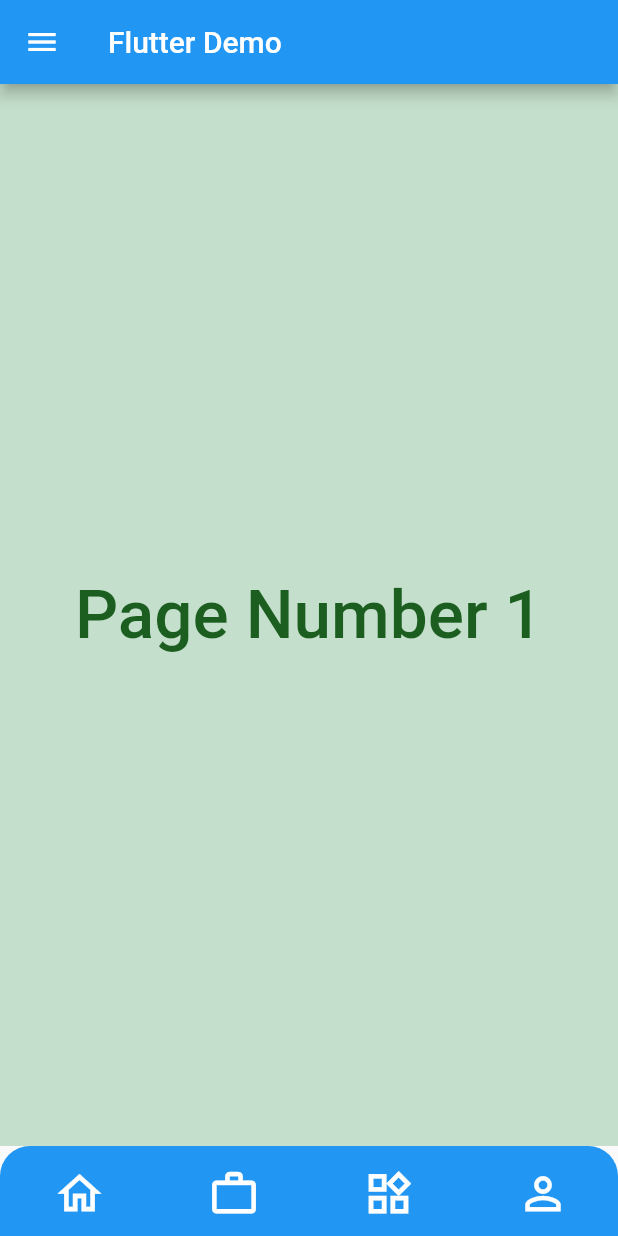
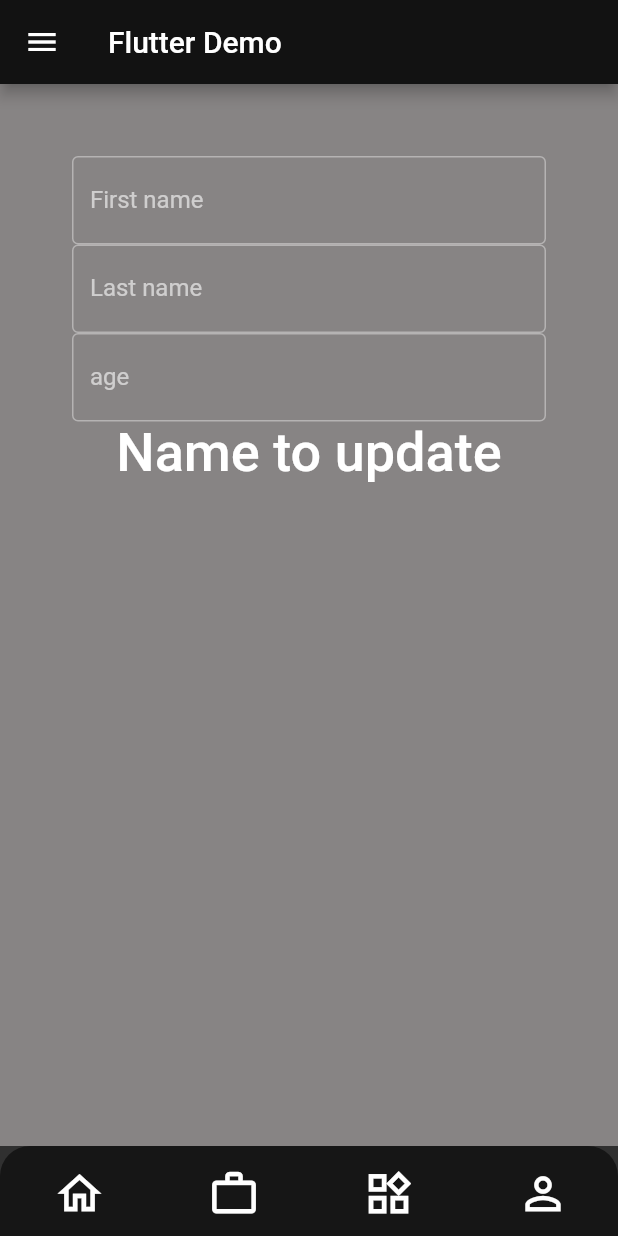
Before and after one commit to ssoumaille/flutter_example, a Flutter app: the screen it shows after launch, on a phone screen of 412 x 824 dp. Run offline on Flutter 3.47's test engine with Material 2 defaults, Android fonts, the phone set to English and light mode, and no system bars; our stand-ins replace flutter_riverpod, freezed_annotation, string_validator.

Commit message:
Use of provider and freezed. Update a person with StateNotifier

```diff
--- a/lib/main.dart
+++ b/lib/main.dart
@@ -1,28 +1,37 @@
 import 'package:flutter/material.dart';
+import 'package:flutter_riverpod/flutter_riverpod.dart';
+import 'package:string_validator/string_validator.dart';
 
-void main() {
-  runApp(const MyApp());
+import 'person.dart';
+import 'widgets_icon_button.dart';
+
+void main() async {
+  runApp(const ProviderScope(child: MyApp()));
 }
+
+final stateProvider =
+    StateNotifierProvider<PersonService, Person>((ref) => PersonService());
 
 class MyApp extends StatelessWidget {
   const MyApp({super.key});
 
   static const appTitle = 'Flutter Demo';
 
-  // This widget is the root of your application.
   @override
-  Widget build(BuildContext context) => MaterialApp(
+  Widget build(_) => MaterialApp(
           title: appTitle,
           home: const MyHomePage(title: appTitle),
-        theme: ThemeData.light(),
+          theme: ThemeData(
+            colorScheme: const ColorScheme.dark(),
+            primaryColor: Colors.black54,
+          ),
           initialRoute: '/',
           routes: <String, WidgetBuilder>{
             '/1': (context) => const Page1(),
             '/2': (context) => const Page2(),
             '/3': (context) => const Page3(),
             '/4': (context) => const Page4(),
-        }
-      );
+          });
 }
 
 class MyHomePage extends StatefulWidget {
@@ -31,35 +40,25 @@ class MyHomePage extends StatefulWidget {
   final String title;
 
   @override
-  _HomePageState createState() => _HomePageState();
+  HomePageState createState() => HomePageState();
 }
 
-class _HomePageState extends State<MyHomePage> {
+class HomePageState extends State<MyHomePage> {
   final controller = PageController();
 
   int pageIndex = 0;
 
-  final pages = const [Page1(), Page2(), Page3(), Page4(),];
+  final pages = const [Page1(), Page2(), Page3(), Page4()];
 
-  Widget _buildPageView() => PageView(
-        controller: controller,
-        children: const [
-          Page1(),
-          Page2(),
-          Page3(),
-          Page4(),
-        ],
-      );
-
-  Widget _buildDrawer() => Drawer(
+  Widget _buildDrawer(context) => Drawer(
         child: ListView(
           padding: EdgeInsets.zero,
           children: [
-            const DrawerHeader(
+            DrawerHeader(
               decoration: BoxDecoration(
-                color: Color.fromARGB(255, 129, 154, 235),
+                color: Theme.of(context).primaryColor,
               ),
-              child: Text('Drawer Header'),
+              child: const Text('Drawer Header'),
             ),
             ListTile(
               title: const Text('Page 1'),
@@ -98,15 +97,15 @@ class _HomePageState extends State<MyHomePage> {
       );
 
   @override
-  Widget build(BuildContext context) => Scaffold(
+  build(context) => Scaffold(
         appBar: AppBar(title: const Text(MyApp.appTitle)),
         body: pages[pageIndex],
-        drawer: _buildDrawer(),
+        drawer: _buildDrawer(context),
         bottomNavigationBar: Container(
           height: 60,
-          decoration: const BoxDecoration(
-            color: Colors.blue,
-            borderRadius: BorderRadius.only(
+          decoration: BoxDecoration(
+            color: Theme.of(context).primaryColor,
+            borderRadius: const BorderRadius.only(
               topLeft: Radius.circular(20),
               topRight: Radius.circular(20),
             ),
@@ -114,79 +113,102 @@ class _HomePageState extends State<MyHomePage> {
           child: Row(
             mainAxisAlignment: MainAxisAlignment.spaceAround,
             children: [
-              iconButton1(context),
-              iconButton2(context),
-              iconButton3(context),
-              iconButton4(context),
+              bottomBarButton1(context),
+              bottomBarButton2(context),
+              bottomBarButton3(context),
+              bottomBarButton4(context),
             ],
           ),
         ),
       );
 }
 
-Widget iconButton1(context) => IconButton(
-      enableFeedback: false,
-      onPressed: () => Navigator.pushNamed(context, '/1'),
-      icon: const Icon(Icons.home_outlined, color: Colors.white, size: 35),
-    );
+class PersonService extends StateNotifier<Person> {
+  PersonService() : super(Person(firstName: '', lastName: '', age: 33));
 
-Widget iconButton2(context) => IconButton(
-      enableFeedback: false,
-      onPressed: () => Navigator.pushNamed(context, '/2'),
-      icon: const Icon(Icons.work_outline_outlined, color: Colors.white, size: 35),
-    );
+  void firstNamePersonUpdate(String name) =>
+      state = state.copyWith(firstName: name);
 
-Widget iconButton3(context) => IconButton(
-  enableFeedback: false,
-  onPressed: () => Navigator.pushNamed(context, '/3'),
-  icon: const Icon(Icons.widgets_outlined, color: Colors.white, size: 35),
-);
+  void lastNamePersonUpdate(String name) =>
+      state = state.copyWith(lastName: name);
 
-Widget iconButton4(context) => IconButton(
-  enableFeedback: false,
-  onPressed: () => Navigator.pushNamed(context, '/4'),
-  icon: const Icon(Icons.person_outline, color: Colors.white, size: 35),
-);
+  void agePersonUpdate(int age) => state = state.copyWith(age: age);
+}
 
-class Page1 extends StatelessWidget {
-  const Page1({Key? key}) : super(key: key);
+class Page1 extends ConsumerWidget {
+  const Page1({super.key});
 
   @override
-  build(context) => Scaffold(
-        backgroundColor: const Color(0xffC4DFCB),
-        body: Center(
-          child: GestureDetector(
-            onTap: () => Navigator.pushNamed(context, '/'),
-            child: Text(
-              "Page Number 1",
-              style: TextStyle(
-                color: Colors.green.shade900,
-                fontSize: 45,
+  build(context, ref) => Scaffold(
+        backgroundColor: const Color(0xff878484),
+        body: Container(
+          margin: const EdgeInsets.fromLTRB(48, 48, 48, 48),
+          child: Column(
+            children: [
+              TextField(
+                decoration: const InputDecoration(
+                  border: OutlineInputBorder(),
+                  labelText: 'First name',
+                ),
+                onChanged: (String text) => ref
+                    .read(stateProvider.notifier)
+                    .firstNamePersonUpdate(text),
+              ),
+              TextField(
+                decoration: const InputDecoration(
+                  border: OutlineInputBorder(),
+                  labelText: 'Last name',
+                ),
+                onChanged: (String text) =>
+                    ref.read(stateProvider.notifier).lastNamePersonUpdate(text),
+              ),
+              TextField(
+                  decoration: const InputDecoration(
+                    border: OutlineInputBorder(),
+                    labelText: 'age',
+                  ),
+                  onChanged: (String text) {
+                    if (isNumeric(text)) {
+                      ref
+                          .read(stateProvider.notifier)
+                          .agePersonUpdate(int.parse(text));
+                    }
+                  }),
+              Text(
+                ref.read(stateProvider).firstName == ''
+                    ? 'Name to update'
+                    : ''
+                        '${ref.read(stateProvider).firstName} ${ref.read(stateProvider).lastName} '
+                        'is ${ref.read(stateProvider).age} years old',
+                style: const TextStyle(
+                  color: Colors.white,
+                  fontSize: 36,
                   fontWeight: FontWeight.w500,
                 ),
               ),
+            ],
           ),
         ),
       );
 }
 
-class Page2 extends StatelessWidget {
+class Page2 extends ConsumerWidget {
   const Page2({Key? key}) : super(key: key);
 
   @override
-  Widget build(BuildContext context) => Container(
-        child: Material(
-          color: const Color(0xffC4DFCB),
+  build(_, ref) => Material(
+        color: const Color(0xffFFFFFF),
         child: Center(
             child: Text(
-            "Page Number 2",
+          '${ref.read(stateProvider).firstName} '
+          '${ref.read(stateProvider).lastName} '
+          'is ${ref.read(stateProvider).age} years old',
           style: TextStyle(
             color: Colors.green[900],
-              fontSize: 45,
+            fontSize: 36,
             fontWeight: FontWeight.w500,
           ),
         )),
-        ),
       );
 }
 
@@ -194,9 +216,8 @@ class Page3 extends StatelessWidget {
   const Page3({Key? key}) : super(key: key);
 
   @override
-  Widget build(BuildContext context) => Container(
-          child: Material(
-            color: const Color(0xffC4DFCB),
+  build(_) => Material(
+        color: const Color(0xffFFFFFF),
         child: Center(
           child: Text(
             "Page Number 3",
@@ -207,16 +228,15 @@ class Page3 extends StatelessWidget {
             ),
           ),
         ),
-      ));
+      );
 }
 
 class Page4 extends StatelessWidget {
   const Page4({Key? key}) : super(key: key);
 
   @override
-  Widget build(BuildContext context) => Container(
-          child: Material(
-            color: const Color(0xffC4DFCB),
+  build(_) => Material(
+        color: const Color(0xffFFFFFF),
         child: Center(
           child: Text(
             "Page Number 4",
@@ -227,5 +247,5 @@ class Page4 extends StatelessWidget {
             ),
           ),
         ),
-      ));
+      );
 }
--- /dev/null
+++ b/lib/widgets_icon_button.dart
@@ -0,0 +1,26 @@
+
+import 'package:flutter/material.dart';
+
+Widget bottomBarButton1(context) => IconButton(
+  enableFeedback: false,
+  onPressed: () => Navigator.pushNamed(context, '/1'),
+  icon: const Icon(Icons.home_outlined, color: Colors.white, size: 35),
+);
+
+Widget bottomBarButton2(context) => IconButton(
+  enableFeedback: false,
+  onPressed: () => Navigator.pushNamed(context, '/2'),
+  icon: const Icon(Icons.work_outline_outlined, color: Colors.white, size: 35),
+);
+
+Widget bottomBarButton3(context) => IconButton(
+  enableFeedback: false,
+  onPressed: () => Navigator.pushNamed(context, '/3'),
+  icon: const Icon(Icons.widgets_outlined, color: Colors.white, size: 35),
+);
+
+Widget bottomBarButton4(context) => IconButton(
+  enableFeedback: false,
+  onPressed: () => Navigator.pushNamed(context, '/4'),
+  icon: const Icon(Icons.person_outline, color: Colors.white, size: 35),
+);
```
Also changed, not shown: lib/person.dart (added, +15 -0 lines), pubspec.yaml (+7 -0 lines), lib/person.freezed.dart (added), lib/person.g.dart (added), pubspec.lock. Lines whose indentation alone changed are shown as unchanged.
